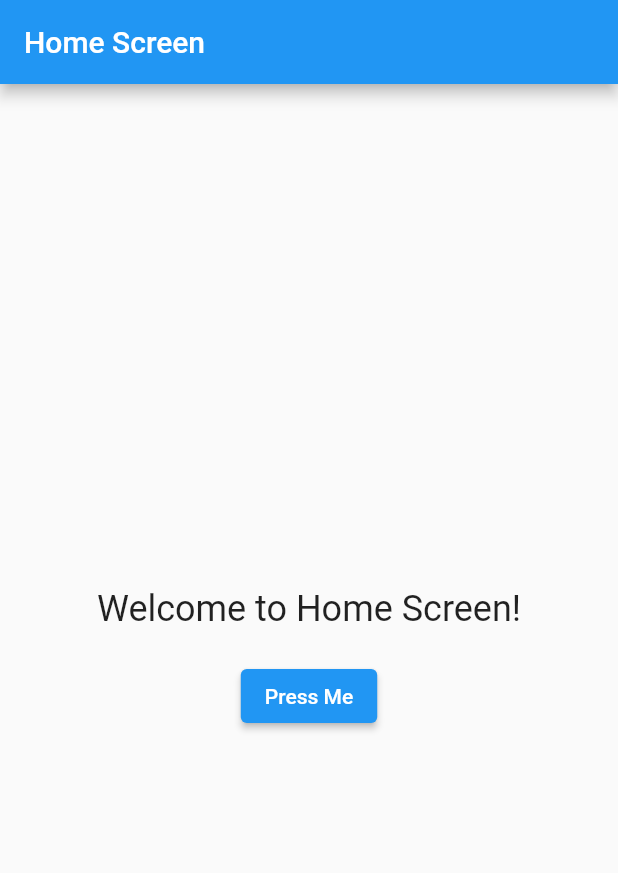
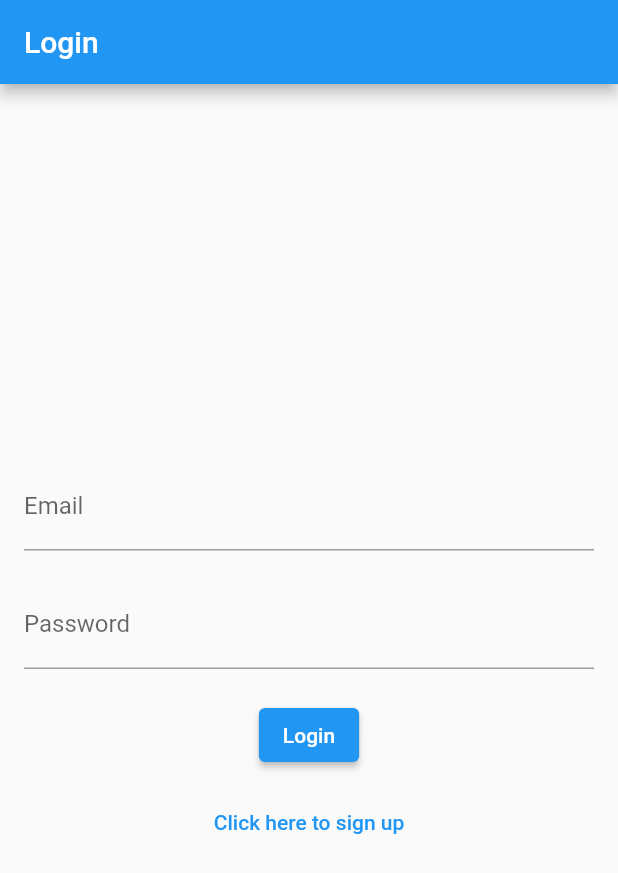
Before and after one commit to neminsheth/VH23-11-Team-Visionary, a Flutter app: the screen it shows after launch, on a phone screen of 412 x 824 dp. Shown: the top 873 px of the screen. Run offline on Flutter 3.47's test engine with Material 2 defaults, Android fonts, the phone set to English and light mode, and no system bars; our stand-ins replace cloud_firestore, dropdown_search, firebase_auth, firebase_core; accounts and stored records are empty.

Commit message:
LOGIN AND REGISTER FEATURE ADDED!

```diff
--- /dev/null
+++ b/lib/login.dart
@@ -0,0 +1,77 @@
+import 'package:flutter/material.dart';
+import 'package:firebase_auth/firebase_auth.dart';
+import 'package:virtual_study_buddy/dashboard.dart';
+import 'package:virtual_study_buddy/register.dart';
+
+class LoginPage extends StatefulWidget {
+  @override
+  _LoginPageState createState() => _LoginPageState();
+}
+
+class _LoginPageState extends State<LoginPage> {
+  final TextEditingController _emailController = TextEditingController();
+  final TextEditingController _passwordController = TextEditingController();
+
+  Future<void> _signInWithEmailAndPassword(String email, String password) async {
+    try {
+      await FirebaseAuth.instance.signInWithEmailAndPassword(
+        email: email,
+        password: password,
+      );
+      // Navigate to the next screen upon successful login
+      Navigator.push(context, MaterialPageRoute(builder: (context) => dashboard()));
+    } catch (e) {
+      print("Error: $e");
+    }
+  }
+
+  @override
+  Widget build(BuildContext context) {
+    return Scaffold(
+      appBar: AppBar(
+        title: Text('Login'),
+      ),
+      body: Center(
+        child: Padding(
+          padding: EdgeInsets.all(16.0),
+          child: Column(
+            mainAxisAlignment: MainAxisAlignment.center,
+            children: <Widget>[
+              TextField(
+                controller: _emailController,
+                decoration: InputDecoration(
+                  labelText: 'Email',
+                ),
+              ),
+              SizedBox(height: 20.0),
+              TextField(
+                controller: _passwordController,
+                obscureText: true, // Hide password
+                decoration: InputDecoration(
+                  labelText: 'Password',
+                ),
+              ),
+              SizedBox(height: 20.0),
+              ElevatedButton(
+                onPressed: () {
+                  final String email = _emailController.text.trim();
+                  final String password = _passwordController.text.trim();
+                  _signInWithEmailAndPassword(email, password);
+                },
+                child: Text('Login'),
+              ),
+              SizedBox(height: 10.0), // Add spacing
+              TextButton(
+                onPressed: () {
+                  // Navigate to the registration screen when the button is pressed
+                  Navigator.push(context, MaterialPageRoute(builder: (context) => RegisterPage()));
+                },
+                child: Text('Click here to sign up'),
+              ),
+            ],
+          ),
+        ),
+      ),
+    );
+  }
+}
--- a/lib/main.dart
+++ b/lib/main.dart
@@ -1,5 +1,6 @@
 import 'package:flutter/material.dart';
 import 'package:firebase_core/firebase_core.dart';
+import 'package:virtual_study_buddy/login.dart';
 import 'firebase_options.dart';
 import 'home.dart';
 
@@ -16,7 +17,7 @@ class MyApp extends StatelessWidget {
   Widget build(BuildContext context) {
     return MaterialApp(
       title: 'Firebase App',
-      home: HomeScreen(),
+      home: LoginPage(),
     );
   }
 }
```
Also changed, not shown: lib/dashboard.dart (added, +17 -0 lines), lib/register.dart (added, +111 -0 lines), pubspec.yaml (+6 -18 lines), pubspec.lock, 5 other files.
